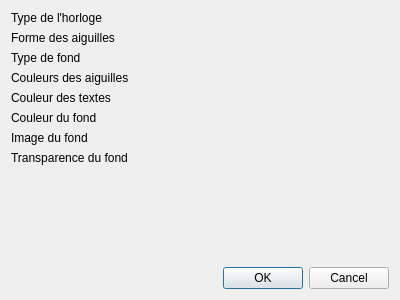
Qt form Horloge_Analogique/affichage.ui (liberflos/HorlogeAnalogique) before a commit.
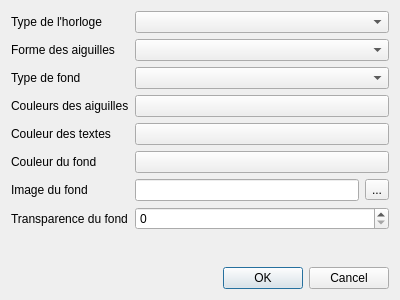
The same form after that commit.

Commit message: MAJ paramheure + affichage

```diff
--- a/Horloge_Analogique/affichage.ui
+++ b/Horloge_Analogique/affichage.ui
@@ -72,6 +72,53 @@
        </property>
       </widget>
      </item>
+     <item row="1" column="1">
+      <widget class="QComboBox" name="comboBox"/>
+     </item>
+     <item row="2" column="1">
+      <widget class="QComboBox" name="comboBox_2"/>
+     </item>
+     <item row="3" column="1">
+      <widget class="QComboBox" name="comboBox_3"/>
+     </item>
+     <item row="4" column="1">
+      <widget class="QPushButton" name="pushButton">
+       <property name="text">
+        <string/>
+       </property>
+      </widget>
+     </item>
+     <item row="5" column="1">
+      <widget class="QPushButton" name="pushButton_2">
+       <property name="text">
+        <string/>
+       </property>
+      </widget>
+     </item>
+     <item row="6" column="1">
+      <widget class="QPushButton" name="pushButton_3">
+       <property name="text">
+        <string/>
+       </property>
+      </widget>
+     </item>
+     <item row="8" column="1">
+      <widget class="QSpinBox" name="spinBox"/>
+     </item>
+     <item row="7" column="1">
+      <layout class="QHBoxLayout" name="horizontalLayout">
+       <item>
+        <widget class="QLineEdit" name="lineEdit"/>
+       </item>
+       <item>
+        <widget class="QToolButton" name="toolButton">
+         <property name="text">
+          <string>...</string>
+         </property>
+        </widget>
+       </item>
+      </layout>
+     </item>
     </layout>
    </item>
    <item>
```
The commit also changes 4 other files.
